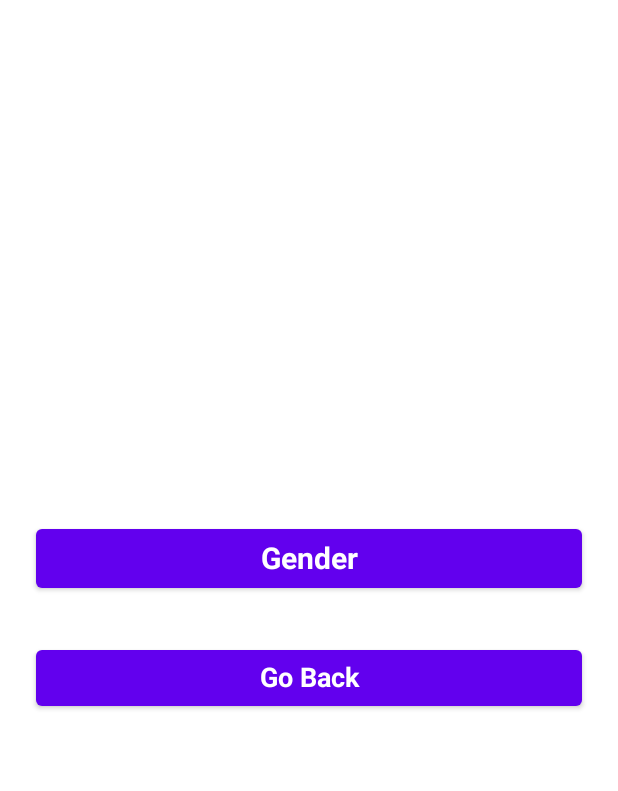
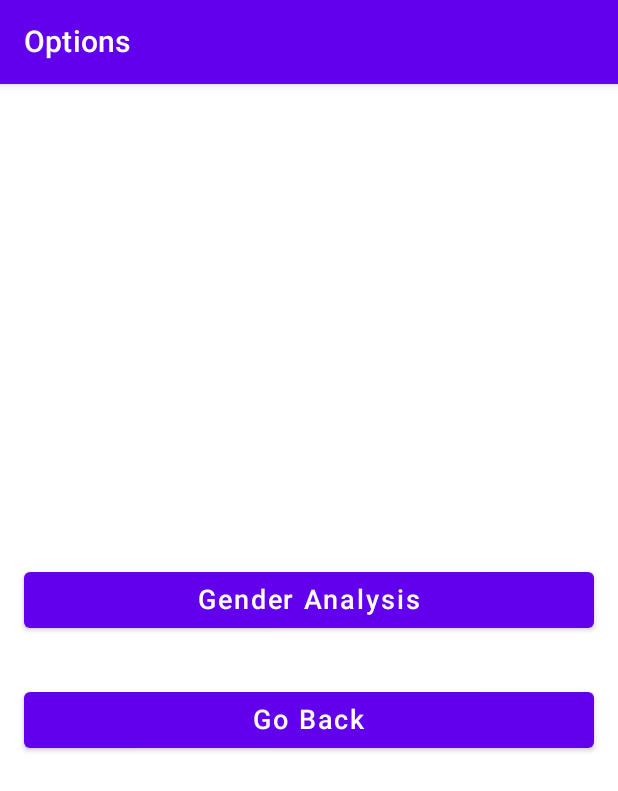
Before and after one commit to likemyRPG/android-23-24-JochenVanCamp, an Android app built with Jetpack Compose: the screen it shows after launch (MainActivity), after a tap on "Start", on a phone screen of 412 x 824 dp. Shown: the top 791 px of the screen. Run offline under Robolectric (Android 15) with nearby library versions, the phone set to English and light mode, and no system bars.

Commit message:
Improved UI, added text validation and adjust landscape

```diff
--- a/app/src/main/java/com/example/nameanalysis/MainActivity.kt
+++ b/app/src/main/java/com/example/nameanalysis/MainActivity.kt
@@ -1,6 +1,7 @@
 package com.example.nameanalysis
 
 import android.os.Bundle
+import android.view.WindowManager
 import androidx.activity.ComponentActivity
 import androidx.activity.compose.setContent
 import androidx.compose.material.MaterialTheme
@@ -11,6 +12,7 @@ import com.example.nameanalysis.theme.NameAnalysisTheme
 class MainActivity : ComponentActivity() {
     override fun onCreate(savedInstanceState: Bundle?) {
         super.onCreate(savedInstanceState)
+        window.setSoftInputMode(WindowManager.LayoutParams.SOFT_INPUT_ADJUST_RESIZE)
         setContent {
             NameAnalysisTheme {
                 Surface(color = MaterialTheme.colors.background) {
--- /dev/null
+++ b/app/src/main/java/com/example/nameanalysis/ui/components/OptionButton.kt
@@ -0,0 +1,29 @@
+package com.example.nameanalysis.ui.components
+
+import androidx.compose.foundation.layout.fillMaxWidth
+import androidx.compose.foundation.layout.padding
+import androidx.compose.material.Button
+import androidx.compose.material.ButtonDefaults
+import androidx.compose.material.MaterialTheme
+import androidx.compose.material.Text
+import androidx.compose.runtime.Composable
+import androidx.compose.ui.Modifier
+import androidx.compose.ui.unit.dp
+import androidx.compose.ui.unit.sp
+
+@Composable
+fun OptionButton(text: String, onClick: () -> Unit) {
+    Button(
+        onClick = onClick,
+        modifier = Modifier
+            .fillMaxWidth()
+            .padding(vertical = 8.dp),
+        colors = ButtonDefaults.buttonColors(backgroundColor = MaterialTheme.colors.primary)
+    ) {
+        Text(
+            text = text,
+            fontSize = 18.sp,
+            color = MaterialTheme.colors.onPrimary
+        )
+    }
+}
--- a/app/src/main/java/com/example/nameanalysis/ui/screens/optionmenuscreen/OptionMenu.kt
+++ b/app/src/main/java/com/example/nameanalysis/ui/screens/optionmenuscreen/OptionMenu.kt
@@ -1,62 +1,48 @@
 package com.example.nameanalysis.ui.screens.optionmenuscreen
 
+import android.annotation.SuppressLint
 import androidx.compose.foundation.layout.*
-import androidx.compose.material.Button
-import androidx.compose.material.ButtonDefaults
 import androidx.compose.material.MaterialTheme
+import androidx.compose.material.Scaffold
+import androidx.compose.material.Surface
 import androidx.compose.material.Text
+import androidx.compose.material.TopAppBar
 import androidx.compose.runtime.Composable
 import androidx.compose.ui.Alignment
 import androidx.compose.ui.Modifier
-import androidx.compose.ui.text.TextStyle
-import androidx.compose.ui.text.font.FontWeight
 import androidx.compose.ui.unit.dp
-import androidx.compose.ui.unit.sp
-import androidx.compose.ui.graphics.Color
 import androidx.navigation.NavController
+import com.example.nameanalysis.ui.components.OptionButton
 
+@SuppressLint("UnusedMaterialScaffoldPaddingParameter")
 @Composable
 fun OptionMenu(
     navController: NavController,
-    onGenderClick: () -> Unit,
+    onGenderClick: () -> Unit
 ) {
-    Column(
-        modifier = Modifier
-            .fillMaxSize()
-            .padding(16.dp),
-        horizontalAlignment = Alignment.CenterHorizontally,
-        verticalArrangement = Arrangement.Center
-    ) {
-        Button(
-            onClick = onGenderClick,
-            modifier = Modifier
-                .fillMaxWidth()
-                .padding(8.dp),
-            colors = ButtonDefaults.buttonColors(backgroundColor = MaterialTheme.colors.primary)
-        ) {
-            Text(
-                text = "Gender",
-                style = TextStyle(
-                    fontSize = 20.sp,
-                    fontWeight = FontWeight.Bold,
-                    color = Color.White
-                )
+    Scaffold(
+        topBar = {
+            TopAppBar(
+                title = { Text("Options") },
+                backgroundColor = MaterialTheme.colors.primary
             )
         }
-        Spacer(modifier = Modifier.height(16.dp))
-        Button(
-            onClick = { navController.navigateUp() },
-            modifier = Modifier
-                .fillMaxWidth()
-                .padding(8.dp)
+    ) {
+        Surface(
+            modifier = Modifier.fillMaxSize(),
+            color = MaterialTheme.colors.background
         ) {
-            Text(
-                text = "Go Back",
-                style = TextStyle(
-                    fontSize = 18.sp,
-                    fontWeight = FontWeight.Bold
-                )
-            )
+            Column(
+                modifier = Modifier
+                    .fillMaxSize()
+                    .padding(16.dp),
+                horizontalAlignment = Alignment.CenterHorizontally,
+                verticalArrangement = Arrangement.Center
+            ) {
+                OptionButton("Gender Analysis", onGenderClick)
+                Spacer(modifier = Modifier.height(16.dp))
+                OptionButton("Go Back") { navController.navigateUp() }
+            }
         }
     }
 }
```
Also changed, not shown: app/src/main/java/com/example/nameanalysis/ui/components/GenderInfoCard.kt (added, +40 -0 lines), app/src/main/java/com/example/nameanalysis/ui/screens/inputscreen/InputScreen.kt (+58 -8 lines), app/src/main/java/com/example/nameanalysis/ui/screens/resultscreen/ResultScreen.kt (+19 -45 lines).
